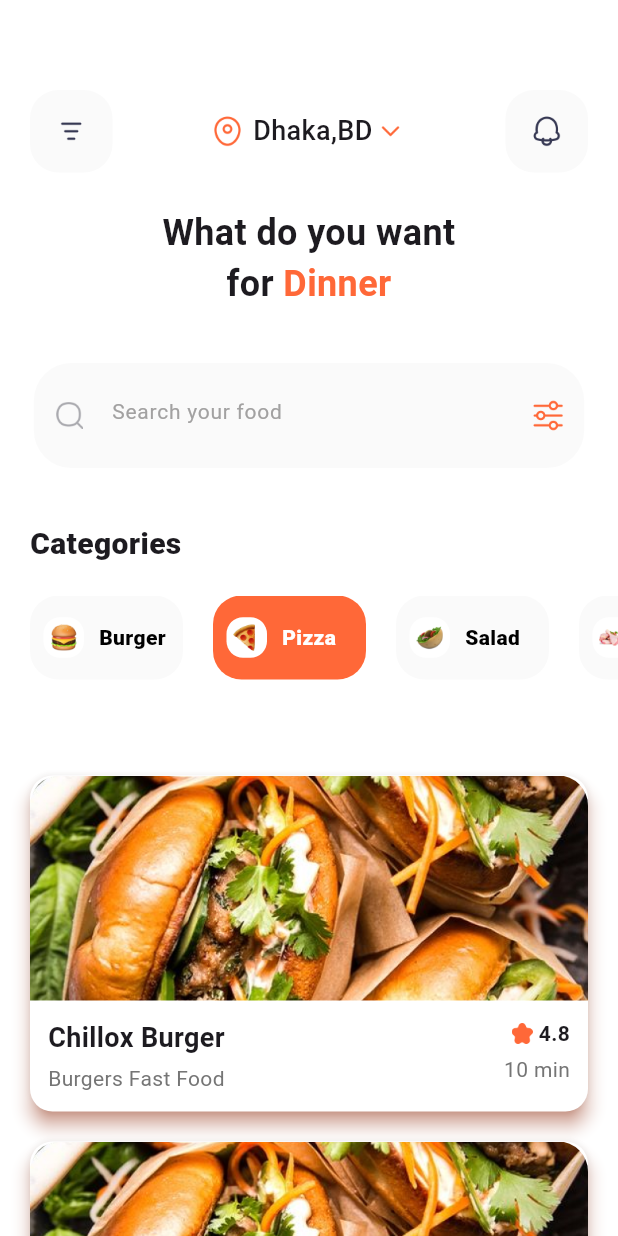
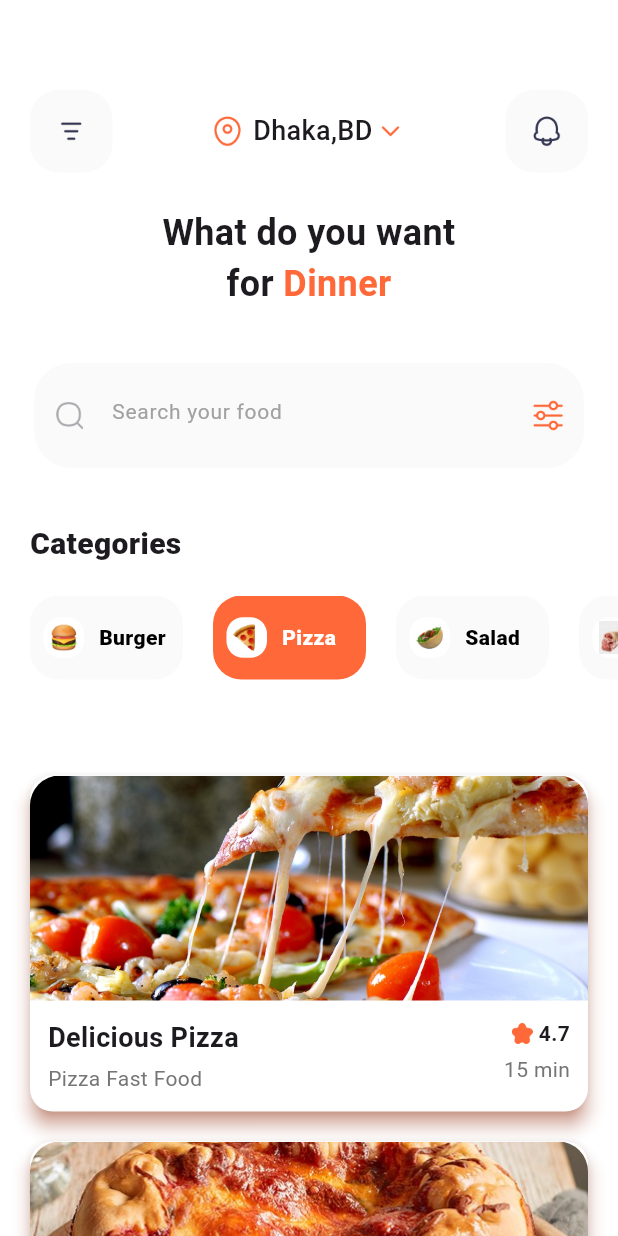
Before and after one commit to Neric1999/sushi, a Flutter app: the HomeScreen screen opened directly, after a tap on "Pizza", on a phone screen of 412 x 824 dp. Run offline on Flutter 3.47's test engine with Material 3 defaults, Android fonts, the light colour scheme and no system bars; our stand-ins replace flutter_screenutil, google_fonts.

Commit message:
Changing tabs behavior when clicked on

```diff
--- a/lib/main.dart
+++ b/lib/main.dart
@@ -1,7 +1,7 @@
 import 'package:flutter/material.dart';
 import 'package:flutter_screenutil/flutter_screenutil.dart';
-import 'package:sushi/views/splash.screen.dart';
 import 'package:google_fonts/google_fonts.dart';
+import 'package:sushi/views/screens/tabs.screen.dart';
 
 void main() {
   runApp(const MyApp());
@@ -25,7 +25,7 @@ class MyApp extends StatelessWidget {
             primaryColor: const Color(0xFFFF6838),
             textTheme: GoogleFonts.robotoTextTheme(),
           ),
-          home: const SplashScreen(),
+          home: const TabsScreen(),
         );
       },
     );
--- a/lib/views/screens/home.screen.dart
+++ b/lib/views/screens/home.screen.dart
@@ -14,6 +14,122 @@ class HomeScreen extends StatefulWidget {
 
 class _HomeScreenState extends State<HomeScreen> {
   String selectedCategory = 'Burger';
+
+  final Map<String, List<Map<String, String>>> foodItems = {
+    'Burger': [
+      {
+        'imagePath': 'assets/images/image 26.png',
+        'title': 'Chillox Burger',
+        'subtitle': 'Burgers Fast Food',
+        'rating': '4.8',
+        'time': '10 min',
+      },
+      {
+        'imagePath': 'assets/images/image 26.png',
+        'title': 'Chillox Burger',
+        'subtitle': 'Burgers Fast Food',
+        'rating': '4.8',
+        'time': '10 min',
+      },
+      {
+        'imagePath': 'assets/images/deliciou.jpeg',
+        'title': 'Delicious Pizza',
+        'subtitle': 'Pizza Fast Food',
+        'rating': '4.7',
+        'time': '15 min',
+      },
+      {
+        'imagePath': 'assets/images/hot.png',
+        'title': 'Hot Pizza',
+        'subtitle': 'Pizza Fast Food',
+        'rating': '4.6',
+        'time': '12 min',
+      },
+    ],
+    'Pizza': [
+      {
+        'imagePath': 'assets/images/p1.jpg',
+        'title': 'Delicious Pizza',
+        'subtitle': 'Pizza Fast Food',
+        'rating': '4.7',
+        'time': '15 min',
+      },
+      {
+        'imagePath': 'assets/images/p3.jpg',
+        'title': 'Hot Pizza',
+        'subtitle': 'Pizza Fast Food',
+        'rating': '4.6',
+        'time': '12 min',
+      },
+      {
+        'imagePath': 'assets/images/p4.jpeg',
+        'title': 'Hot Pizza',
+        'subtitle': 'Pizza Fast Food',
+        'rating': '4.6',
+        'time': '12 min',
+      },
+    ],
+    'Salad': [
+      {
+        'imagePath': 'assets/images/s1.jpg',
+        'title': 'Caesar Salad',
+        'subtitle': 'Healthy Food',
+        'rating': '4.9',
+        'time': '8 min',
+      },
+      {
+        'imagePath': 'assets/images/s2.jpg',
+        'title': 'Greek Salad',
+        'subtitle': 'Healthy Food',
+        'rating': '4.7',
+        'time': '9 min',
+      },
+      {
+        'imagePath': 'assets/images/s3.jpeg',
+        'title': 'Greek Salad',
+        'subtitle': 'Healthy Food',
+        'rating': '4.7',
+        'time': '9 min',
+      },
+      {
+        'imagePath': 'assets/images/s4.jpg',
+        'title': 'Greek Salad',
+        'subtitle': 'Healthy Food',
+        'rating': '4.7',
+        'time': '9 min',
+      },
+    ],
+    'Pork': [
+      {
+        'imagePath': 'assets/images/pork1.jpg',
+        'title': 'BBQ Pork Ribs',
+        'subtitle': 'Grilled Food',
+        'rating': '4.8',
+        'time': '20 min',
+      },
+      {
+        'imagePath': 'assets/images/pork2.jpg',
+        'title': 'Roast Pork',
+        'subtitle': 'Grilled Food',
+        'rating': '4.7',
+        'time': '18 min',
+      },
+      {
+        'imagePath': 'assets/images/pork4.jpg',
+        'title': 'Roast Pork',
+        'subtitle': 'Grilled Food',
+        'rating': '4.7',
+        'time': '18 min',
+      },
+      {
+        'imagePath': 'assets/images/pork3.jpg',
+        'title': 'Roast Pork',
+        'subtitle': 'Grilled Food',
+        'rating': '4.7',
+        'time': '18 min',
+      },
+    ],
+  };
 
   void selectCategory(String category) {
     setState(() {
@@ -82,8 +198,7 @@ class _HomeScreenState extends State<HomeScreen> {
                       ),
                       const SizedBox(width: 20),
                       CategoryButton(
-                        imagePath:
-                            'assets/images/chicken-meat-buffalo-wing-raw-foodism-chicken-b41999528445be3ef377613e6e7186a9.png',
+                        imagePath: 'assets/images/capocollo.jpg',
                         text: 'Pork',
                         isSelected: selectedCategory == 'Pork',
                         onTap: () => selectCategory('Pork'),
@@ -93,36 +208,21 @@ class _HomeScreenState extends State<HomeScreen> {
                 ),
               ),
               const SizedBox(height: 64),
-              const FoodCard(
-                imagePath: 'assets/images/image 26.png',
-                title: 'Chillox Burger',
-                subtitle: 'Burgers Fast Food',
-                rating: 4.8,
-                time: '10 min',
-              ),
-              const SizedBox(height: 20),
-              const FoodCard(
-                imagePath: 'assets/images/image 26.png',
-                title: 'Chillox Burger',
-                subtitle: 'Burgers Fast Food',
-                rating: 4.8,
-                time: '10 min',
-              ),
-              const SizedBox(height: 20),
-              const FoodCard(
-                imagePath: 'assets/images/deliciou.jpeg',
-                title: 'Chillox Burger',
-                subtitle: 'Burgers Fast Food',
-                rating: 4.8,
-                time: '10 min',
-              ),
-              const SizedBox(height: 20),
-              const FoodCard(
-                imagePath: 'assets/images/hot.png',
-                title: 'Chillox Burger',
-                subtitle: 'Burgers Fast Food',
-                rating: 4.8,
-                time: '10 min',
+              Column(
+                children: foodItems[selectedCategory]!.map((foodItem) {
+                  return Column(
+                    children: [
+                      FoodCard(
+                        imagePath: foodItem['imagePath']!,
+                        title: foodItem['title']!,
+                        subtitle: foodItem['subtitle']!,
+                        rating: double.parse(foodItem['rating']!),
+                        time: foodItem['time']!,
+                      ),
+                      const SizedBox(height: 20),
+                    ],
+                  );
+                }).toList(),
               ),
             ],
           ),
--- a/lib/views/screens/splash.screen.dart
+++ b/lib/views/screens/splash.screen.dart
@@ -1,6 +1,6 @@
 import 'package:flutter/material.dart';
 import 'package:flutter_screenutil/flutter_screenutil.dart';
-import 'package:sushi/views/home.screen.dart';
+import 'package:sushi/views/screens/home.screen.dart';
 import 'package:sushi/views/widgets/button.widget.dart';
 
 class SplashScreen extends StatefulWidget {
--- a/lib/views/screens/tabs.screen.dart
+++ b/lib/views/screens/tabs.screen.dart
@@ -1,4 +1,5 @@
 import 'package:flutter/material.dart';
+import 'package:sushi/views/screens/home.screen.dart';
 
 class TabsScreen extends StatefulWidget {
   const TabsScreen({super.key});
@@ -8,8 +9,68 @@ class TabsScreen extends StatefulWidget {
 }
 
 class _TabsScreenState extends State<TabsScreen> {
+  int _selectedIndex = 0;
+  static const List<Widget> _widgetOptions = <Widget>[
+    HomeScreen(),
+    Text('Tab 2'),
+    Text('Tab 3'),
+    Text('Tab 4'),
+  ];
+
+  void _onItemTapped(int index) {
+    setState(() {
+      _selectedIndex = index;
+    });
+  }
+
+  Widget _buildIcon(String assetName, int index) {
+    bool isSelected = _selectedIndex == index;
+    return Container(
+      width: 35,
+      height: 35,
+      decoration: BoxDecoration(
+        color: isSelected ? const Color(0xFFFF6838) : Colors.transparent,
+        shape: BoxShape.circle,
+      ),
+      child: Center(
+        child: ImageIcon(
+          AssetImage(assetName),
+          color: isSelected ? Colors.white : Colors.black,
+        ),
+      ),
+    );
+  }
+
   @override
   Widget build(BuildContext context) {
-    return const Placeholder();
+    return Scaffold(
+      body: Center(
+        child: _widgetOptions.elementAt(_selectedIndex),
+      ),
+      bottomNavigationBar: BottomNavigationBar(
+        type: BottomNavigationBarType.fixed,
+        items: <BottomNavigationBarItem>[
+          BottomNavigationBarItem(
+            icon: _buildIcon('assets/images/Discovery.png', 0),
+            label: '',
+          ),
+          BottomNavigationBarItem(
+            icon: _buildIcon('assets/images/Star.png', 1),
+            label: '',
+          ),
+          BottomNavigationBarItem(
+            icon: _buildIcon('assets/images/‌Bag - 3.png', 2),
+            label: '',
+          ),
+          BottomNavigationBarItem(
+            icon: _buildIcon('assets/images/User.png', 3),
+            label: '',
+          ),
+        ],
+        currentIndex: _selectedIndex,
+        selectedItemColor: const Color(0xFFFF6838),
+        onTap: _onItemTapped,
+      ),
+    );
   }
 }
```
Also changed, not shown: assets/images/Discovery.png (added), assets/images/capocollo.jpg (added), assets/images/p1.jpg (added), assets/images/p2.webp (added), assets/images/p3.jpg (added), assets/images/p4.jpeg (added), assets/images/pork1.jpg (added), assets/images/pork2.jpg (added), assets/images/pork3.jpg (added), assets/images/pork4.jpg (added), assets/images/pork5.jpg (added), assets/images/s1.jpg (added), assets/images/s2.jpg (added), assets/images/s3.jpeg (added), 1 more files.
